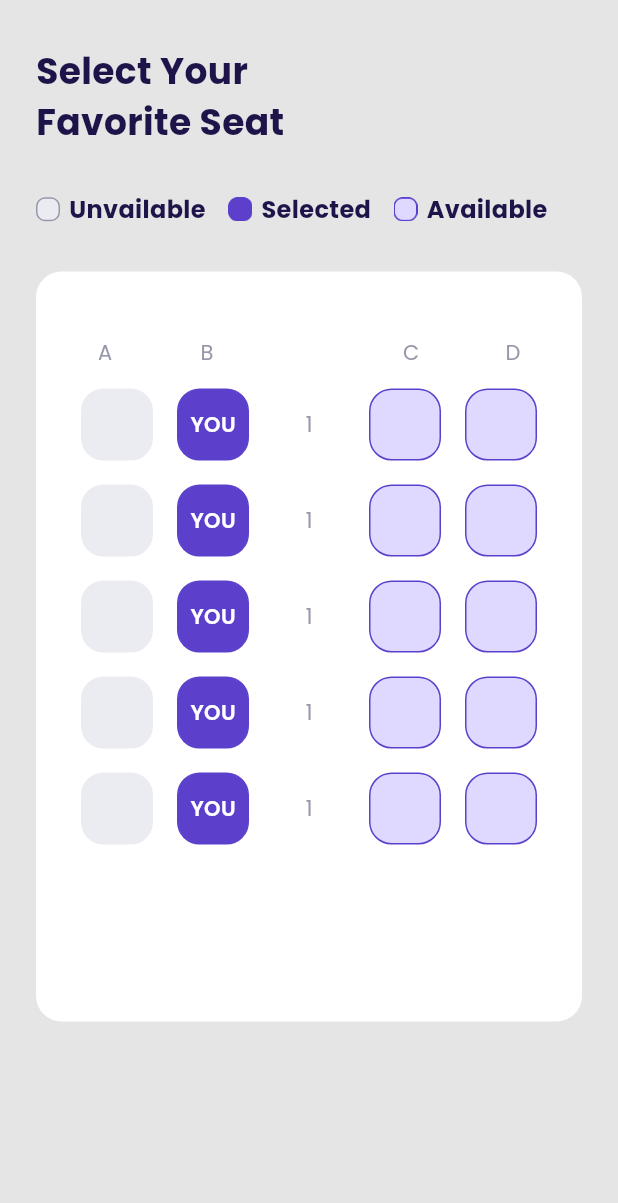
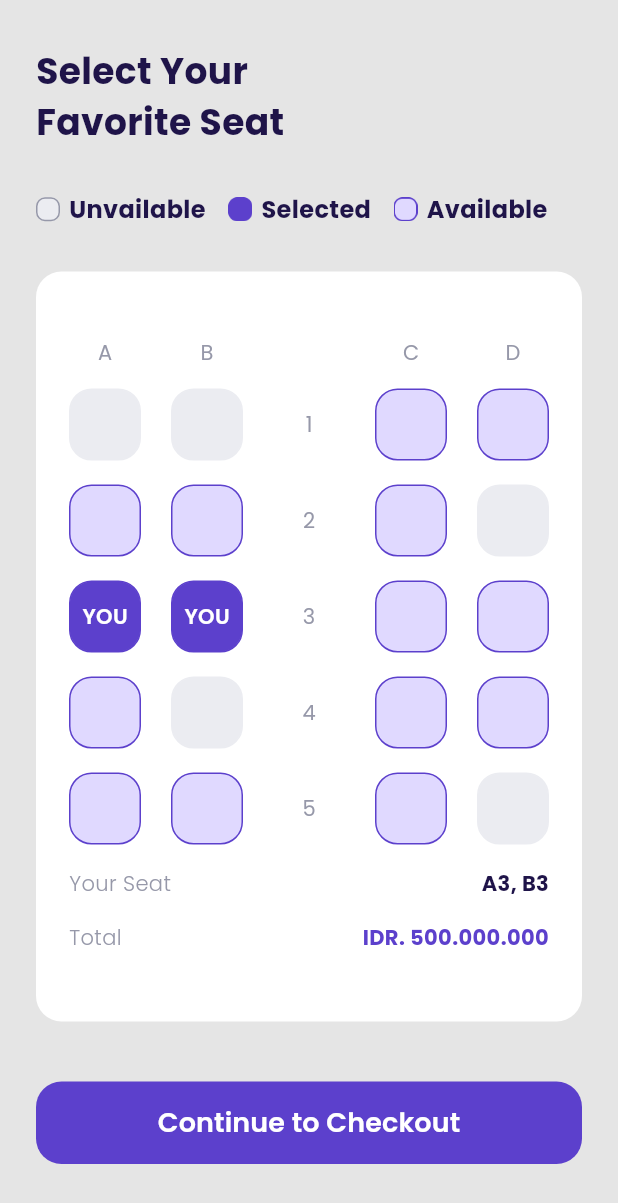
Before and after one commit to ahmadgalang/ticketapp, a Flutter app: the ChooseSeatPage screen opened by its route, on a phone screen of 412 x 824 dp. Shown: the top 1203 px of the screen. Run offline on Flutter 3.47's test engine with Material 3 defaults, Android fonts, the phone set to English and light mode, and no system bars; our stand-ins replace google_fonts.

Commit message:
push all

```diff
--- a/lib/main.dart
+++ b/lib/main.dart
@@ -1,11 +1,13 @@
 import 'package:flutter/material.dart';
 import 'package:ticketapp/ui/pages/bonus_page.dart';
+import 'package:ticketapp/ui/pages/checkout_page.dart';
 import 'package:ticketapp/ui/pages/choose_seat_page.dart';
 import 'package:ticketapp/ui/pages/detail_page.dart';
 import 'package:ticketapp/ui/pages/get_started_page.dart';
 import 'package:ticketapp/ui/pages/main_page.dart';
 import 'package:ticketapp/ui/pages/sign_up_page.dart';
 import 'package:ticketapp/ui/pages/splash_page.dart';
+import 'package:ticketapp/ui/pages/success_page.dart';
 
 void main() {
   return runApp(const MyApp());
@@ -23,7 +25,9 @@ class MyApp extends StatelessWidget {
       '/bonus-page': (context) => const BonusPage(),
       '/main': (context) => const MainPage(),
       '/detail-page': (context) => const DetailPage(),
-      '/choose-seat' : (context) => const ChooseSeatPage()
+      '/choose-seat' : (context) => const ChooseSeatPage(),
+      '/checkout' : (context) => const CheckoutPage(),
+      '/success' : (context) => const SuccessPage()
     });
   }
 }
--- a/lib/ui/pages/choose_seat_page.dart
+++ b/lib/ui/pages/choose_seat_page.dart
@@ -1,5 +1,6 @@
 import 'package:flutter/material.dart';
 import 'package:ticketapp/shared/theme.dart';
+import 'package:ticketapp/ui/widgets/custom_button.dart';
 import 'package:ticketapp/ui/widgets/seat_item.dart';
 
 class ChooseSeatPage extends StatelessWidget {
@@ -112,7 +113,7 @@ class ChooseSeatPage extends StatelessWidget {
             Row(
               mainAxisAlignment: MainAxisAlignment.spaceBetween,
               children: [
-                SizedBox(
+                Container(
                   height: 48,
                   width: 48,
                   child: Center(
@@ -120,7 +121,8 @@ class ChooseSeatPage extends StatelessWidget {
                       'A',
                       style: greyTextStyle.copyWith(color: kGreyColor),
                     ),
-                    )),
+                  ),
+                ),
                 SizedBox(
                   height: 48,
                   width: 48,
@@ -129,13 +131,15 @@ class ChooseSeatPage extends StatelessWidget {
                       'B',
                       style: greyTextStyle.copyWith(color: kGreyColor),
                     ),
-                    )),
+                  ),
+                ),
                 const SizedBox(
                   height: 48,
                   width: 48,
                   child: Center(
                     child: Text(''),
-                    )),
+                  ),
+                ),
                 SizedBox(
                   height: 48,
                   width: 48,
@@ -143,7 +147,9 @@ class ChooseSeatPage extends StatelessWidget {
                     child: Text(
                       'C',
                       style: greyTextStyle.copyWith(color: kGreyColor),
-                    ))),
+                    ),
+                  ),
+                ),
                 SizedBox(
                   height: 48,
                   width: 48,
@@ -152,18 +158,83 @@ class ChooseSeatPage extends StatelessWidget {
                       'D',
                       style: greyTextStyle.copyWith(color: kGreyColor),
                     ),
-                    )),
+                  ),
+                ),
               ],
             ),
             Container(
-              margin: EdgeInsets.only(bottom: 16),
+              margin: const EdgeInsets.only(bottom: 16),
               child: Row(
-                mainAxisAlignment: MainAxisAlignment.spaceAround,
+                mainAxisAlignment: MainAxisAlignment.spaceBetween,
                 children: [
-                  SeatItem(
+                  const SeatItem(
                     status: 1,
                   ),
-                  SeatItem(
+                  const SeatItem(
+                    status: 1,
+                  ),
+                  Container(
+                    height: 48,
+                    width: 48,
+                    decoration: BoxDecoration(
+                      borderRadius: BorderRadius.circular(15),
+                    ),
+                    child: Center(
+                        child: Text(
+                      '1',
+                      style: greyTextStyle.copyWith(),
+                    )),
+                  ),
+                  const SeatItem(
+                    status: 3,
+                  ),
+                  const SeatItem(
+                    status: 3,
+                  ),
+                ],
+              ),
+            ),
+            Container(
+              margin: const EdgeInsets.only(bottom: 16),
+              child: Row(
+                mainAxisAlignment: MainAxisAlignment.spaceBetween,
+                children: [
+                  const SeatItem(
+                    status: 3,
+                  ),
+                  const SeatItem(
+                    status: 3,
+                  ),
+                  Container(
+                    height: 48,
+                    width: 48,
+                    decoration: BoxDecoration(
+                      borderRadius: BorderRadius.circular(15),
+                    ),
+                    child: Center(
+                        child: Text(
+                      '2',
+                      style: greyTextStyle.copyWith(),
+                    )),
+                  ),
+                  const SeatItem(
+                    status: 3,
+                  ),
+                  const SeatItem(
+                    status: 1,
+                  ),
+                ],
+              ),
+            ),
+            Container(
+              margin: const EdgeInsets.only(bottom: 16),
+              child: Row(
+                mainAxisAlignment: MainAxisAlignment.spaceBetween,
+                children: [
+                  const SeatItem(
+                    status: 2,
+                  ),
+                  const SeatItem(
                     status: 2,
                   ),
                   Container(
@@ -172,27 +243,31 @@ class ChooseSeatPage extends StatelessWidget {
                     decoration: BoxDecoration(
                       borderRadius: BorderRadius.circular(15),
                     ),
-                    child: Center(child: Text('1', style: greyTextStyle.copyWith(),)),
+                    child: Center(
+                        child: Text(
+                      '3',
+                      style: greyTextStyle.copyWith(),
+                    )),
                   ),
-                  SeatItem(
+                  const SeatItem(
                     status: 3,
                   ),
-                  SeatItem(
+                  const SeatItem(
                     status: 3,
                   ),
                 ],
               ),
             ),
             Container(
-              margin: EdgeInsets.only(bottom: 16),
+              margin: const EdgeInsets.only(bottom: 16),
               child: Row(
-                mainAxisAlignment: MainAxisAlignment.spaceAround,
+                mainAxisAlignment: MainAxisAlignment.spaceBetween,
                 children: [
-                  SeatItem(
+                  const SeatItem(
+                    status: 3,
+                  ),
+                  const SeatItem(
                     status: 1,
-                  ),
-                  SeatItem(
-                    status: 2,
                   ),
                   Container(
                     height: 48,
@@ -200,27 +275,31 @@ class ChooseSeatPage extends StatelessWidget {
                     decoration: BoxDecoration(
                       borderRadius: BorderRadius.circular(15),
                     ),
-                    child: Center(child: Text('1', style: greyTextStyle.copyWith(),)),
+                    child: Center(
+                        child: Text(
+                      '4',
+                      style: greyTextStyle.copyWith(),
+                    )),
                   ),
-                  SeatItem(
+                  const SeatItem(
                     status: 3,
                   ),
-                  SeatItem(
+                  const SeatItem(
                     status: 3,
                   ),
                 ],
               ),
             ),
             Container(
-              margin: EdgeInsets.only(bottom: 16),
+              margin: const EdgeInsets.only(bottom: 16),
               child: Row(
-                mainAxisAlignment: MainAxisAlignment.spaceAround,
+                mainAxisAlignment: MainAxisAlignment.spaceBetween,
                 children: [
-                  SeatItem(
-                    status: 1,
+                  const SeatItem(
+                    status: 3,
                   ),
-                  SeatItem(
-                    status: 2,
+                  const SeatItem(
+                    status: 3,
                   ),
                   Container(
                     height: 48,
@@ -228,75 +307,69 @@ class ChooseSeatPage extends StatelessWidget {
                     decoration: BoxDecoration(
                       borderRadius: BorderRadius.circular(15),
                     ),
-                    child: Center(child: Text('1', style: greyTextStyle.copyWith(),)),
+                    child: Center(
+                        child: Text(
+                      '5',
+                      style: greyTextStyle.copyWith(),
+                    )),
                   ),
-                  SeatItem(
+                  const SeatItem(
                     status: 3,
                   ),
-                  SeatItem(
-                    status: 3,
+                  const SeatItem(
+                    status: 1,
                   ),
                 ],
               ),
             ),
             Container(
-              margin: EdgeInsets.only(bottom: 16),
+              margin: const EdgeInsets.only(bottom: 16),
               child: Row(
-                mainAxisAlignment: MainAxisAlignment.spaceAround,
+                mainAxisAlignment: MainAxisAlignment.spaceBetween,
                 children: [
-                  SeatItem(
-                    status: 1,
+                  Text(
+                    'Your Seat',
+                    style:
+                        greyTextStyle.copyWith(fontSize: 14, fontWeight: light),
                   ),
-                  SeatItem(
-                    status: 2,
-                  ),
-                  Container(
-                    height: 48,
-                    width: 48,
-                    decoration: BoxDecoration(
-                      borderRadius: BorderRadius.circular(15),
-                    ),
-                    child: Center(child: Text('1', style: greyTextStyle.copyWith(),)),
-                  ),
-                  SeatItem(
-                    status: 3,
-                  ),
-                  SeatItem(
-                    status: 3,
-                  ),
+                  Text(
+                    'A3, B3',
+                    style:
+                        blackTextStyle.copyWith(fontSize: 14, fontWeight: bold),
+                  )
                 ],
               ),
             ),
             Container(
-              margin: EdgeInsets.only(bottom: 16),
               child: Row(
-                mainAxisAlignment: MainAxisAlignment.spaceAround,
+                mainAxisAlignment: MainAxisAlignment.spaceBetween,
                 children: [
-                  SeatItem(
-                    status: 1,
+                  Text(
+                    'Total',
+                    style:
+                        greyTextStyle.copyWith(fontSize: 14, fontWeight: light),
                   ),
-                  SeatItem(
-                    status: 2,
-                  ),
-                  Container(
-                    height: 48,
-                    width: 48,
-                    decoration: BoxDecoration(
-                      borderRadius: BorderRadius.circular(15),
-                    ),
-                    child: Center(child: Text('1', style: greyTextStyle.copyWith(),)),
-                  ),
-                  SeatItem(
-                    status: 3,
-                  ),
-                  SeatItem(
-                    status: 3,
-                  ),
+                  Text(
+                    'IDR. 500.000.000',
+                    style: primaryTextStyle.copyWith(
+                        fontSize: 14, fontWeight: bold),
+                  )
                 ],
               ),
-            ),
+            )
           ],
         ),
+      );
+    }
+
+    Widget buttonCheckout() {
+      return Container(
+        margin: EdgeInsets.symmetric(horizontal: defaultMargin),
+        child: CustomButton(
+            onTap: () {
+              Navigator.pushNamed(context, '/checkout');
+            },
+            buttonName: 'Continue to Checkout'),
       );
     }
 
@@ -305,7 +378,7 @@ class ChooseSeatPage extends StatelessWidget {
         backgroundColor: kBackgroundColor,
         body: Column(
           crossAxisAlignment: CrossAxisAlignment.start,
-          children: [title(), statusSeat(), chooseSeat()],
+          children: [title(), statusSeat(), chooseSeat(), buttonCheckout()],
         ),
       ),
     );
--- a/lib/ui/widgets/seat_item.dart
+++ b/lib/ui/widgets/seat_item.dart
@@ -35,7 +35,7 @@ class SeatItem extends StatelessWidget {
   child(){
     switch (status) {
       case 1:
-        return SizedBox();
+        return const SizedBox();
       case 2:
         return Center(
           child: Text('YOU' , style: whiteTextStyle.copyWith(
@@ -44,7 +44,7 @@ class SeatItem extends StatelessWidget {
           ),),
         );
       case 3:
-        return SizedBox();
+        return const SizedBox();
       default:
         break;
     }
```
Also changed, not shown: lib/ui/pages/checkout_page.dart (added, +296 -0 lines), lib/ui/pages/success_page.dart (added, +72 -0 lines), lib/ui/widgets/checkout_item.dart (added, +46 -0 lines). Lines whose indentation alone changed are shown as unchanged.
